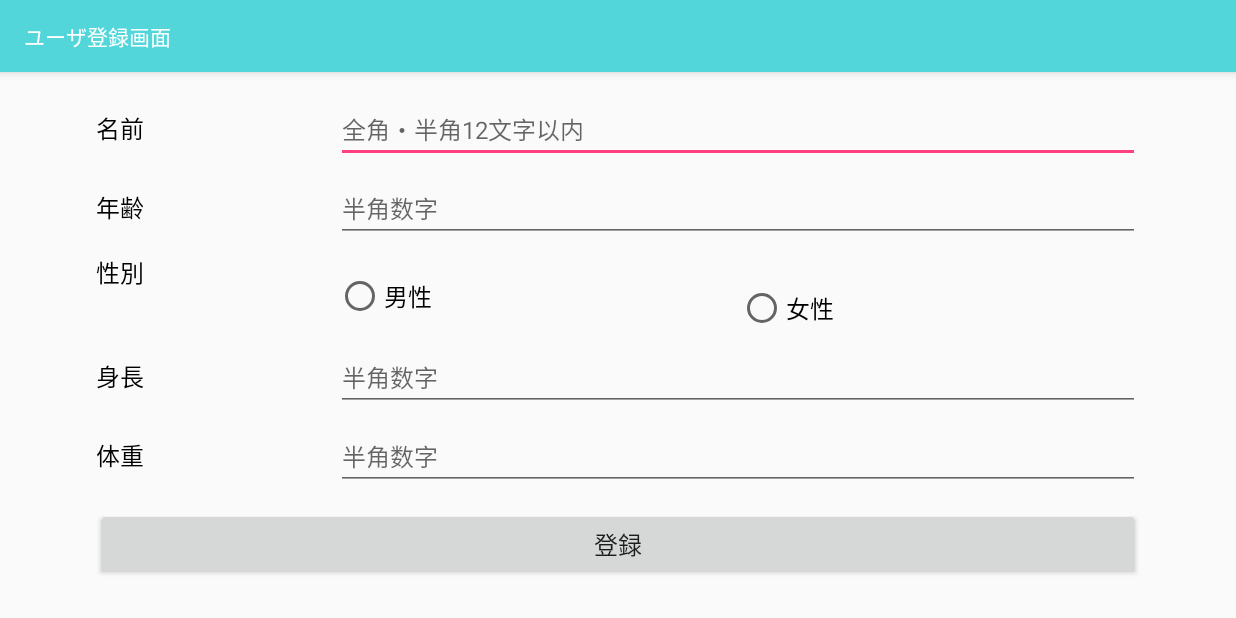
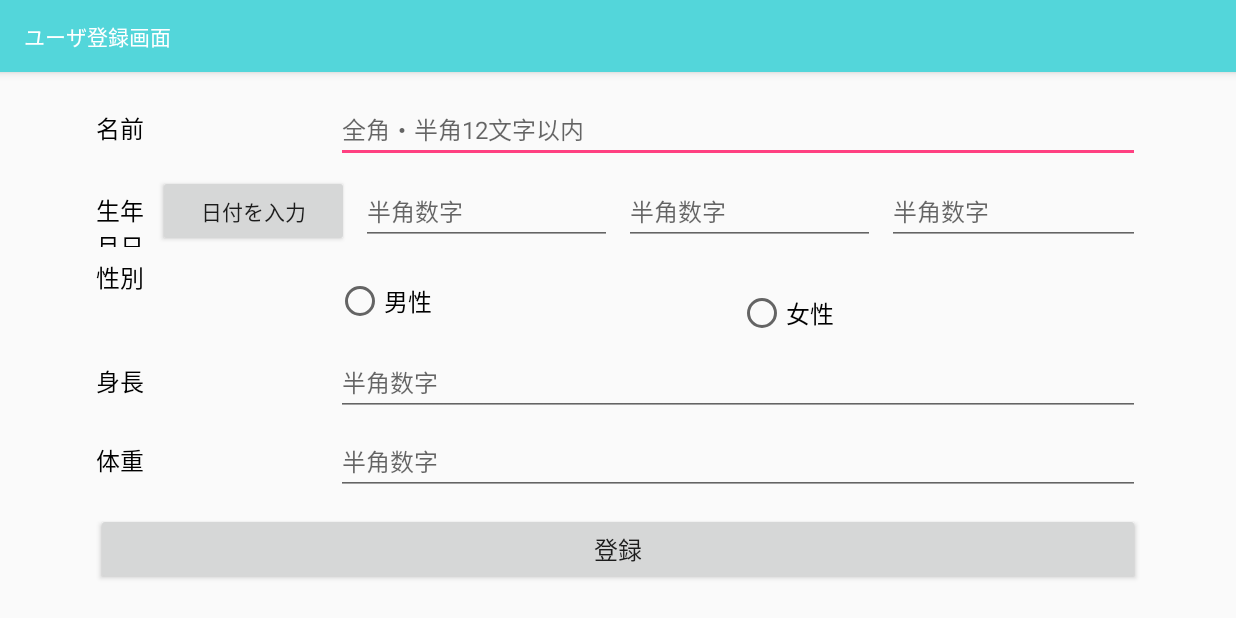
Before and after one commit to sanou123/KenkatsuApp, an Android app: the MainUser screen opened directly, with no data from a screen before it, on a phone screen of 824 x 412 dp (held sideways). Run offline under Robolectric (Android 15) with nearby library versions, the phone set to English and light mode, and no system bars.

Commit message:
listview以外OK

```diff
--- a/app/src/main/java/com/example/a1521315/test02/Globals.java
+++ b/app/src/main/java/com/example/a1521315/test02/Globals.java
@@ -28,6 +28,9 @@ public class Globals extends Application {
     static String year;
     static String month;
     static String day;
+    static String user_year;
+    static String user_month;
+    static String user_day;
     static String times_of_day;
     static String login;
     static String age;
--- a/app/src/main/java/com/example/a1521315/test02/MainUser.java
+++ b/app/src/main/java/com/example/a1521315/test02/MainUser.java
@@ -1,15 +1,18 @@
 package com.example.a1521315.test02;
 
 
+import android.app.DatePickerDialog;
 import android.content.Context;
 import android.content.Intent;
 import android.content.pm.ActivityInfo;
+import android.net.ParseException;
 import android.os.Bundle;
 import android.support.v7.app.AppCompatActivity;
 import android.view.KeyEvent;
 import android.view.View;
 import android.view.inputmethod.InputMethodManager;
 import android.widget.Button;
+import android.widget.DatePicker;
 import android.widget.EditText;
 import android.widget.RadioButton;
 import android.widget.RadioGroup;
@@ -17,6 +20,14 @@ import android.widget.TextView;
 import android.widget.Toast;
 
 import java.math.BigDecimal;
+import java.text.SimpleDateFormat;
+import java.util.Calendar;
+import java.util.Date;
+
+import static com.example.a1521315.test02.Age.getBirthCal;
+import static java.util.Calendar.DAY_OF_MONTH;
+import static java.util.Calendar.MONTH;
+import static java.util.Calendar.YEAR;
 
 /**
  * メイン画面に関連するクラス
@@ -31,18 +42,28 @@ public class MainUser extends AppCompatActivity {
     private RadioGroup mRadioGroup01Sex;         // 性別
     private EditText mEditText01Height;         // 身長
     private EditText mEditText01Weight;          // 体重
+    private EditText mEditText01Year;          // 年
+    private EditText mEditText01Month;          // 月
+    private EditText mEditText01Day;          // 日
+
 
     private TextView mText01Kome01;             // 名前の※印
-    private TextView mText01Kome02;             // 年齢の※印
-    private TextView mText01Kome03;             // 性別の※印
-    private TextView mText01Kome04;             // 身長の※印
-    private TextView mText01Kome05;             // 体重の※印
+    //private TextView mText01Kome02;             // 年齢の※印
+    private TextView mText01Kome03;             // 年の※印
+    private TextView mText01Kome04;             // 月の※印
+    private TextView mText01Kome05;             // 日の※印
+    private TextView mText01Kome06;             // 性別の※印
+    private TextView mText01Kome07;             // 身長の※印
+    private TextView mText01Kome08;             // 体重の※印
 
 
     private Button mButton01Regist;             // 登録ボタン
 
 
     private Intent intent;                      // インテント
+
+    private DatePickerDialog.OnDateSetListener varDateSetListener;
+
 
     @Override
     protected void onCreate(Bundle savedInstanceState) {
@@ -51,9 +72,53 @@ public class MainUser extends AppCompatActivity {
         setRequestedOrientation(ActivityInfo.SCREEN_ORIENTATION_LANDSCAPE);
         setContentView(R.layout.user_registration);
 
+
+
         findViews();        // 各部品の結びつけ処理
 
         init();             //初期値設定
+
+        mEditText01Year = (EditText) findViewById(R.id.editText01Year);     // 年
+        mEditText01Month = (EditText) findViewById(R.id.editText01Month);     // 月
+        mEditText01Day = (EditText) findViewById(R.id.editText01Day);     // 日
+
+
+        varDateSetListener = new DatePickerDialog.OnDateSetListener(){
+            @Override
+            public void onDateSet(DatePicker view , int year , int monthOfYear , int dayOfMonth){
+                globals.user_year = String.valueOf(year);
+                if(monthOfYear + 1 >= 1 && monthOfYear + 1 <= 9) {
+                    globals.user_month = '0' + String.valueOf((monthOfYear + 1));
+                }else {
+                    globals.user_month = '0' + String.valueOf((monthOfYear + 1));
+                }
+                    globals.user_day = String.valueOf(dayOfMonth) ;
+                mEditText01Year.setText(globals.user_year);
+                mEditText01Month.setText(globals.user_month);
+                mEditText01Day.setText(globals.user_day);
+
+            }
+        };
+
+
+
+
+        ((Button)findViewById(R.id.date_set))
+                .setOnClickListener(new View.OnClickListener(){
+                    public void onClick(View view){
+                        Calendar calendar = Calendar.getInstance();
+                        DatePickerDialog dateDialog = new DatePickerDialog(
+                                MainUser.this,
+                                varDateSetListener,
+                                calendar.get(YEAR),
+                                calendar.get(MONTH),
+                                calendar.get(DAY_OF_MONTH)
+                        );
+
+                        dateDialog.show();
+                    }
+                });
+
 
         // 登録ボタン押下時処理
         mButton01Regist.setOnClickListener(new View.OnClickListener() {
@@ -96,16 +161,22 @@ public class MainUser extends AppCompatActivity {
     private void findViews() {
 
         mEditText01Name = (EditText) findViewById(R.id.editText01Name);   // 名前
-        mEditText01Age = (EditText) findViewById(R.id.editText01Age);     // 年齢
+        //mEditText01Age = (EditText) findViewById(R.id.editText01Age);     // 年齢
+        //mEditText01Year = (EditText) findViewById(R.id.editText01Year);     // 年
+        //mEditText01Month = (EditText) findViewById(R.id.editText01Month);     // 月
+        //mEditText01Day = (EditText) findViewById(R.id.editText01Day);     // 日
         mRadioGroup01Sex = (RadioGroup) findViewById(R.id.radioGroup01Sex);     // 年齢
         mEditText01Height = (EditText) findViewById(R.id.editText01Height);     // 身長
         mEditText01Weight = (EditText) findViewById(R.id.editText01Weight);       // 体重
 
         mText01Kome01 = (TextView) findViewById(R.id.text01Kome01);             // 名前の※印
-        mText01Kome02 = (TextView) findViewById(R.id.text01Kome02);             // 年齢※印
-        mText01Kome03 = (TextView) findViewById(R.id.text01Kome03);             // 性別の※印
-        mText01Kome04 = (TextView) findViewById(R.id.text01Kome04);             // 身長の※印
-        mText01Kome05 = (TextView) findViewById(R.id.text01Kome05);             // 体重の※印
+        //mText01Kome02 = (TextView) findViewById(R.id.text01Kome02);             // 年齢※印
+        mText01Kome03 = (TextView) findViewById(R.id.text01Kome03);             // 年齢※印
+        mText01Kome04 = (TextView) findViewById(R.id.text01Kome04);             // 年齢※印
+        mText01Kome05 = (TextView) findViewById(R.id.text01Kome05);             // 年齢※印
+        mText01Kome06 = (TextView) findViewById(R.id.text01Kome06);             // 性別の※印
+        mText01Kome07 = (TextView) findViewById(R.id.text01Kome07);             // 身長の※印
+        mText01Kome08 = (TextView) findViewById(R.id.text01Kome08);             // 体重の※印
 
         mButton01Regist = (Button) findViewById(R.id.button01Regist);           // 登録ボタン
 
@@ -117,15 +188,22 @@ public class MainUser extends AppCompatActivity {
      */
     private void init() {
         mEditText01Name.setText("");
-        mEditText01Age.setText("");
+        //mEditText01Age.setText("");
+        //mEditText01Year.setText(globals.year);
+        //mEditText01Month.setText(globals.month);
+        //mEditText01Day.setText(globals.day);
         mEditText01Height.setText("");
         mEditText01Weight.setText("");
 
         mText01Kome01.setText("");
-        mText01Kome02.setText("");
+        //mText01Kome02.setText("");
         mText01Kome03.setText("");
         mText01Kome04.setText("");
         mText01Kome05.setText("");
+        mText01Kome06.setText("");
+        mText01Kome07.setText("");
+        mText01Kome08.setText("");
+
 
         mEditText01Name.requestFocus();      // フォーカスを品名のEditTextに指定
     }
@@ -143,13 +221,16 @@ public class MainUser extends AppCompatActivity {
 
         // 各EditTextで入力されたテキストを取得
         String strName = mEditText01Name.getText().toString();
-        String strAge = mEditText01Age.getText().toString();
+        //String strAge = mEditText01Age.getText().toString();
+        String strYear = mEditText01Year.getText().toString();
+        String strMonth = mEditText01Month.getText().toString();
+        String strDay = mEditText01Day.getText().toString();
         String strSex = mRadioGroup01Sex.getText().toString();
         String strHeight = mEditText01Height.getText().toString();
         String strWeight = mEditText01Weight.getText().toString();
 
         // EditTextが空白の場合
-        if (strName.equals("") || strAge.equals("") || strSex.equals("")
+        if (strName.equals("") /*|| strAge.equals("")*/ || strSex.equals("")
                 || strHeight.equals("") || strWeight.equals("")) {
 
             if (strName.equals("")) {
@@ -158,13 +239,13 @@ public class MainUser extends AppCompatActivity {
                 mText01Kome01.setText("");      // 空白でない場合は※印を消す
             }
 
-            if (strAge.equals("")) {
+            /*if (strAge.equals("")) {
                 mText01Kome02.setText("※");     // 年齢が空白の場合、※印を表示
             } else {
                 mText01Kome02.setText("");      // 空白でない場合は※印を消す
-            }
+            }*/
 
-            if (strAge.equals("")) {
+            if (strSex.equals("")) {
                 mText01Kome03.setText("※");     // 性別が空白の場合、※印を表示
             } else {
                 mText01Kome03.setText("");      // 空白でない場合は※印を消す
@@ -188,9 +269,15 @@ public class MainUser extends AppCompatActivity {
         } else {        // EditTextが全て入力されている場合
 
             // 入力された年齢と身長、体重は文字列からint型へ変換
-            int iAge = Integer.parseInt(strAge);
             int iHeight = Integer.parseInt(strHeight);
             int iWeight = Integer.parseInt(strWeight);
+            int iYear = Integer.parseInt(globals.user_year);
+            int iMonth = Integer.parseInt(globals.user_month);
+            int iDay = Integer.parseInt(globals.user_day);
+
+            long iAge = getOld(strYear+strMonth+strDay);
+
+
 
             //BMIの算出
             double dbmi = iWeight / ((iHeight * 0.01) * (iHeight * 0.01));
@@ -210,13 +297,45 @@ public class MainUser extends AppCompatActivity {
             // DBへの登録処理
             DBAdapter dbAdapter = new DBAdapter(this);
             dbAdapter.openDB();                                         // DBの読み書き
-            dbAdapter.saveDB(strName, iAge, strSex, iHeight, iWeight, bmi.doubleValue() ,
-                    ideal_weight.doubleValue() , "ログインしていません");   // DBに登録
+            dbAdapter.saveDB(strName, iAge,  strSex, iHeight, iWeight, bmi.doubleValue(),
+                    ideal_weight.doubleValue(), "ログインしていません", iYear, iMonth, iDay);   // DBに登録
             dbAdapter.closeDB();                                        // DBを閉じる
 
             init();     // 初期値設定
 
         }
+    }
+
+        /**
+         * 年齢を返す
+         *
+         * @param birth_day yyyyMMdd 形式の誕生日
+         * @return 年齢
+         * @throws ParseException
+         */
+
+    public static long getOld(String birth_day) throws ParseException {
+
+        Calendar birthCal = getBirthCal(birth_day);
+
+        Date now = new Date();
+
+        if (birthCal.getTime().after(now)) {
+
+            return 0; // マイナスは0
+
+        }
+
+        Calendar nowCal = Calendar.getInstance();
+
+        nowCal.setTime(now);
+
+
+        SimpleDateFormat df = new SimpleDateFormat("yyyyMMdd");
+
+        String nowYmd = df.format(now);
+
+        return (Long.parseLong(nowYmd) - Long.parseLong(birth_day)) / 10000L;
 
     }
 
--- a/app/src/main/java/com/example/a1521315/test02/SelectSheetListView.java
+++ b/app/src/main/java/com/example/a1521315/test02/SelectSheetListView.java
@@ -125,7 +125,7 @@ public class SelectSheetListView extends AppCompatActivity {
                 builder.setNegativeButton("キャンセル", new DialogInterface.OnClickListener() {
                     @Override
                     public void onClick(DialogInterface dialog, int which) {
-                        Intent intent = new Intent(SelectSheetListView.this, Login.class);
+                        Intent intent = new Intent(SelectSheetListView.this, SelectSheetListView.class);
                         startActivity(intent);
                     }
                 });
--- a/app/src/main/res/layout/training_select.xml
+++ b/app/src/main/res/layout/training_select.xml
@@ -66,8 +66,6 @@
             android:textSize="50sp" />
 
 
-
-
     </RelativeLayout>
 
 </RelativeLayout>
--- a/app/src/main/res/layout/user_registration.xml
+++ b/app/src/main/res/layout/user_registration.xml
@@ -72,9 +72,14 @@
             android:text="@string/text01_age"
             android:textColor="#000000"
             android:textSize="16sp" />
-
+        <Button
+            android:layout_width="wrap_content"
+            android:layout_height="wrap_content"
+            android:text="日付を入力"
+            android:id="@+id/date_set"
+            android:layout_weight="0.40" />
         <TextView
-            android:id="@+id/text01Kome02"
+            android:id="@+id/text01Kome03"
             android:layout_width="0dp"
             android:layout_height="wrap_content"
             android:layout_weight="0.1"
@@ -84,7 +89,7 @@
 
         <!-- inputType：表示するキーボードを数値に指定 -->
         <EditText
-            android:id="@+id/editText01Age"
+            android:id="@+id/editText01Year"
             android:layout_width="0dp"
             android:layout_height="wrap_content"
             android:layout_weight="2"
@@ -97,6 +102,56 @@
             android:minLines="1"
             android:singleLine="true"
             android:textSize="16sp" />
+
+        <TextView
+            android:id="@+id/text01Kome04"
+            android:layout_width="0dp"
+            android:layout_height="wrap_content"
+            android:layout_weight="0.1"
+            android:text="@string/text01_kome"
+            android:textColor="#FF0000"
+            android:textSize="14sp" />
+        <!-- inputType：表示するキーボードを数値に指定 -->
+        <EditText
+            android:id="@+id/editText01Month"
+            android:layout_width="0dp"
+            android:layout_height="wrap_content"
+            android:layout_weight="2"
+            android:ellipsize="end"
+            android:hint="@string/text01_hintnumber"
+            android:inputType="number"
+            android:lines="1"
+            android:maxLength="24"
+            android:maxLines="1"
+            android:minLines="1"
+            android:singleLine="true"
+            android:textSize="16sp" />
+
+        <TextView
+            android:id="@+id/text01Kome05"
+            android:layout_width="0dp"
+            android:layout_height="wrap_content"
+            android:layout_weight="0.1"
+            android:text="@string/text01_kome"
+            android:textColor="#FF0000"
+            android:textSize="14sp" />
+        <!-- inputType：表示するキーボードを数値に指定 -->
+        <EditText
+            android:id="@+id/editText01Day"
+            android:layout_width="0dp"
+            android:layout_height="wrap_content"
+            android:layout_weight="2"
+            android:ellipsize="end"
+            android:hint="@string/text01_hintnumber"
+            android:inputType="number"
+            android:lines="1"
+            android:maxLength="24"
+            android:maxLines="1"
+            android:minLines="1"
+            android:singleLine="true"
+            android:textSize="16sp" />
+
+
     </LinearLayout>
 
     <!-- 性別 -->
@@ -120,7 +175,7 @@
             android:textSize="16sp" />
 
         <TextView
-            android:id="@+id/text01Kome03"
+            android:id="@+id/text01Kome06"
             android:layout_width="0dp"
             android:layout_height="wrap_content"
             android:layout_weight="0.1"
@@ -193,7 +248,7 @@
             android:textSize="16sp" />
 
         <TextView
-            android:id="@+id/text01Kome04"
+            android:id="@+id/text01Kome07"
             android:layout_width="0dp"
             android:layout_height="wrap_content"
             android:layout_weight="0.1"
@@ -239,7 +294,7 @@
             android:textSize="16sp" />
 
         <TextView
-            android:id="@+id/text01Kome05"
+            android:id="@+id/text01Kome08"
             android:layout_width="0dp"
             android:layout_height="wrap_content"
             android:layout_weight="0.1"
--- a/app/src/main/res/values/strings.xml
+++ b/app/src/main/res/values/strings.xml
@@ -14,11 +14,12 @@
     <string name="name_update_user">ユーザ情報更新</string>
     <string name="dictionary">健康辞書</string>
     <string name="search">検索</string>
+    <string name="twitter_login">twitterログイン画面</string>
 
 
     <!-- ここからactivity_main 01関連 -->
     <string name="text01_name">名前</string>
-    <string name="text01_age">年齢</string>
+    <string name="text01_age">生年月日</string>
     <string name="text01_height">身長</string>
     <string name="text01_weight">体重</string>
     <string name="text01_sex">性別</string>
```
Also changed, not shown: app/src/main/AndroidManifest.xml (+5 -2 lines), app/src/main/java/com/example/a1521315/test02/Age.java (added, +131 -0 lines), app/src/main/java/com/example/a1521315/test02/DBAdapter.java (+18 -6 lines), app/src/main/java/com/example/a1521315/test02/DatePicker.java (added, +8 -0 lines), app/src/main/java/com/example/a1521315/test02/GraphTab.java (+13 -0 lines), app/src/main/java/com/example/a1521315/test02/Login.java (deleted, +0 -80 lines), app/src/main/java/com/example/a1521315/test02/MenuSelect.java (+14 -12 lines), app/src/main/java/com/example/a1521315/test02/TrainingHistorySelect.java (+14 -1 lines), app/src/main/java/com/example/a1521315/test02/UserUpdate.java (+12 -0 lines), app/src/main/java/com/example/a1521315/test02/twitter_logout.java (+4 -7 lines), app/src/main/res/layout/menu_select.xml (+2 -11 lines), app/src/main/res/layout/training_history_select.xml (added, +81 -0 lines).
